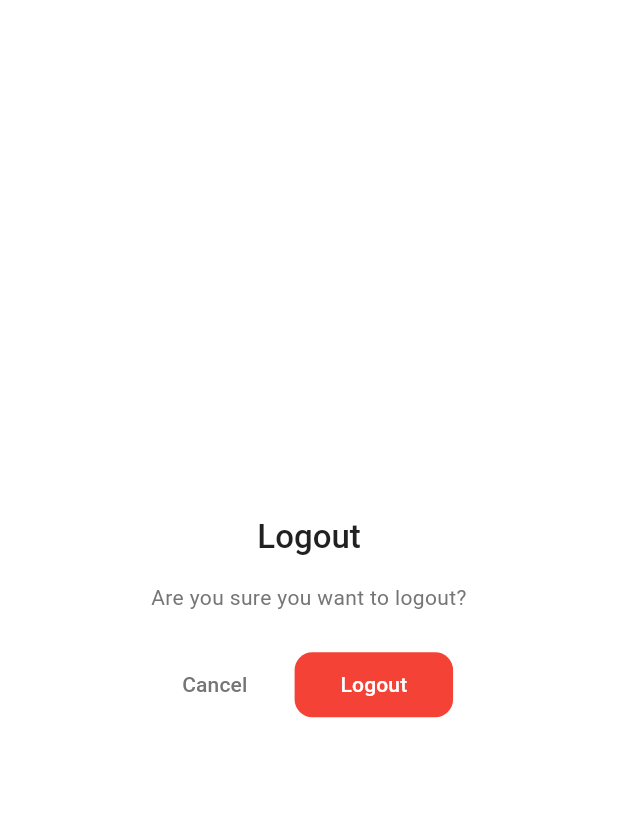
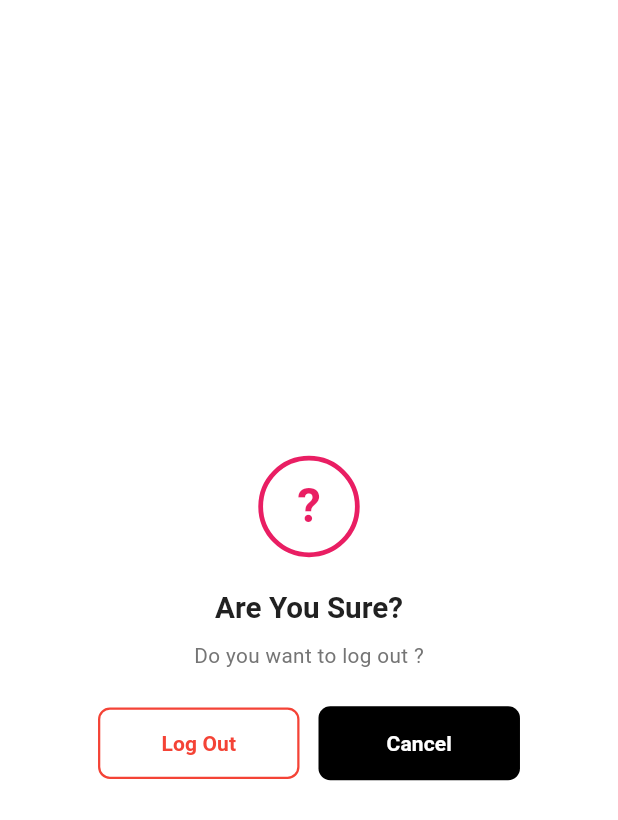
Before and after one commit to neeraja-pradeep/DriveDeck-Service-Booking-Mob-Flutter, a Flutter app: the LogoutDialog widget shown alone on an empty page, opened directly, on a phone screen of 412 x 824 dp. Shown: the top 820 px of the screen. Run offline on Flutter 3.47's test engine with Material 3 defaults, Android fonts, the phone set to English and light mode, and no system bars; our stand-ins replace cached_network_image, carousel_slider, connectivity_plus, dartz, dio, equatable and 12 more; accounts and stored records are empty; network calls fail.

Commit message:
feat: Update logout dialog with new design
- Add question mark icon in pink circular border
- Update title to "Are You Sure?"
- Update subtitle to "Do you want to log out?"
- Change buttons layout: Log Out (outlined red) and Cancel (filled black)
- Improve dialog padding and styling using ScreenUtil

```diff
--- a/lib/features/profile/presentation/dialogs/logout_dialog.dart
+++ b/lib/features/profile/presentation/dialogs/logout_dialog.dart
@@ -5,7 +5,7 @@ import 'package:newapp/app/theme/colors.dart';
 import 'package:newapp/app/theme/typography.dart';
 import 'package:newapp/features/profile/application/providers/profile_providers.dart';
 
-/// Logout confirmation dialog.
+/// Logout confirmation dialog matching the app design.
 class LogoutDialog extends ConsumerWidget {
   const LogoutDialog({super.key});
 
@@ -13,54 +13,128 @@ class LogoutDialog extends ConsumerWidget {
   Widget build(BuildContext context, WidgetRef ref) {
     final isLoggingOut = ref.watch(isLoggingOutProvider);
 
-    return AlertDialog(
-      shape: RoundedRectangleBorder(borderRadius: BorderRadius.circular(16.r)),
-      title: const Text(
-        'Logout',
-        style: AppTypography.titleLarge,
-        textAlign: TextAlign.center,
+    return Dialog(
+      shape: RoundedRectangleBorder(borderRadius: BorderRadius.circular(20.r)),
+      backgroundColor: AppColors.white,
+      child: Padding(
+        padding: EdgeInsets.symmetric(horizontal: 24.w, vertical: 32.h),
+        child: Column(
+          mainAxisSize: MainAxisSize.min,
+          children: [
+            // Question mark icon in pink circle
+            _buildQuestionIcon(),
+            SizedBox(height: 20.h),
+
+            // Title
+            Text(
+              'Are You Sure?',
+              style: AppTypography.titleLarge.copyWith(
+                fontSize: 20.sp,
+                fontWeight: FontWeight.w600,
+                color: AppColors.textPrimary,
               ),
-      content: Text(
-        'Are you sure you want to logout?',
+            ),
+            SizedBox(height: 8.h),
+
+            // Subtitle
+            Text(
+              'Do you want to log out ?',
               style: AppTypography.bodyMedium.copyWith(
                 color: AppColors.textSecondary,
-        ),
-        textAlign: TextAlign.center,
-      ),
-      actionsAlignment: MainAxisAlignment.spaceEvenly,
-      actions: [
-        TextButton(
-          onPressed: isLoggingOut ? null : () => Navigator.of(context).pop(),
-          child: Text(
-            'Cancel',
-            style: AppTypography.labelLarge.copyWith(
-              color: AppColors.textSecondary,
+                fontSize: 14.sp,
               ),
             ),
+            SizedBox(height: 24.h),
+
+            // Buttons row
+            Row(
+              children: [
+                // Log Out button (outlined red)
+                Expanded(
+                  child: OutlinedButton(
+                    onPressed:
+                        isLoggingOut ? null : () => _handleLogout(context, ref),
+                    style: OutlinedButton.styleFrom(
+                      side: BorderSide(color: AppColors.error, width: 1.5),
+                      shape: RoundedRectangleBorder(
+                        borderRadius: BorderRadius.circular(8.r),
                       ),
-        ElevatedButton(
-          onPressed: isLoggingOut ? null : () => _handleLogout(context, ref),
-          style: ElevatedButton.styleFrom(
-            backgroundColor: AppColors.error,
-            minimumSize: Size(100.w, 44.h),
+                      padding: EdgeInsets.symmetric(vertical: 14.h),
                     ),
                     child: isLoggingOut
                         ? SizedBox(
                             width: 20.w,
                             height: 20.w,
-                  child: const CircularProgressIndicator(
+                            child: CircularProgressIndicator(
                               strokeWidth: 2,
-                    valueColor: AlwaysStoppedAnimation<Color>(AppColors.white),
+                              valueColor: AlwaysStoppedAnimation<Color>(
+                                AppColors.error,
+                              ),
                             ),
                           )
                         : Text(
-                  'Logout',
+                            'Log Out',
+                            style: AppTypography.labelLarge.copyWith(
+                              color: AppColors.error,
+                              fontWeight: FontWeight.w600,
+                            ),
+                          ),
+                  ),
+                ),
+                SizedBox(width: 12.w),
+
+                // Cancel button (filled black)
+                Expanded(
+                  child: ElevatedButton(
+                    onPressed:
+                        isLoggingOut ? null : () => Navigator.of(context).pop(),
+                    style: ElevatedButton.styleFrom(
+                      backgroundColor: AppColors.black,
+                      shape: RoundedRectangleBorder(
+                        borderRadius: BorderRadius.circular(8.r),
+                      ),
+                      padding: EdgeInsets.symmetric(vertical: 14.h),
+                      elevation: 0,
+                    ),
+                    child: Text(
+                      'Cancel',
                       style: AppTypography.labelLarge.copyWith(
                         color: AppColors.white,
+                        fontWeight: FontWeight.w600,
+                      ),
                     ),
                   ),
                 ),
               ],
+            ),
+          ],
+        ),
+      ),
+    );
+  }
+
+  /// Builds the question mark icon with pink circular border.
+  Widget _buildQuestionIcon() {
+    return Container(
+      width: 64.w,
+      height: 64.w,
+      decoration: BoxDecoration(
+        shape: BoxShape.circle,
+        border: Border.all(
+          color: const Color(0xFFE91E63), // Pink/coral color
+          width: 3.w,
+        ),
+      ),
+      child: Center(
+        child: Text(
+          '?',
+          style: TextStyle(
+            fontSize: 32.sp,
+            fontWeight: FontWeight.bold,
+            color: const Color(0xFFE91E63),
+          ),
+        ),
+      ),
     );
   }
 
```
Lines whose indentation alone changed are shown as unchanged.
